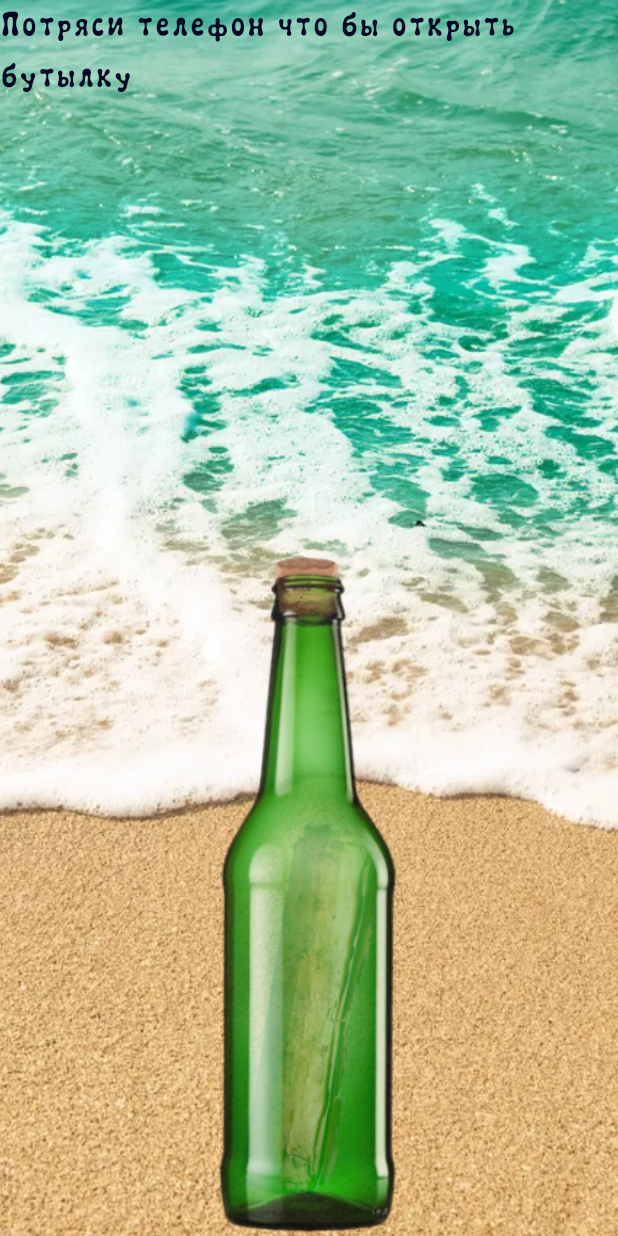
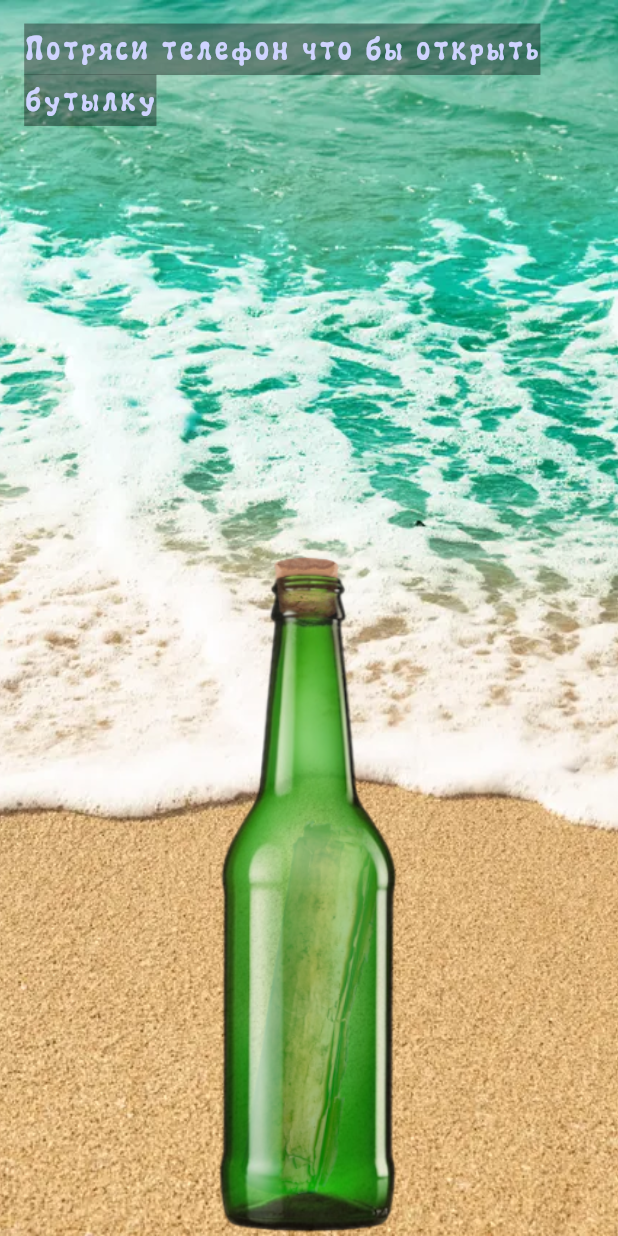
Before and after one commit to foxvirusMagister/KsushkinsBirthday, a Flutter app: the screen it shows after launch, on a phone screen of 412 x 824 dp. Run offline on Flutter 3.47's test engine with Material 3 defaults, Android fonts, the phone set to English and light mode, and no system bars; missing offline and left inert: shake.

```diff
--- a/lib/screens/greetings_screen.dart
+++ b/lib/screens/greetings_screen.dart
@@ -2,8 +2,11 @@ import 'package:flutter/material.dart';
 import 'package:shake/shake.dart';
 import 'dart:async';
 
-String text1 = "Привет, Ксюша, поздравляю тебя с днём рождения, хочу пожелать тебе, чтобы каждый день начинался с улыбки, рядом были только добрые люди, а сердце всегда знало, куда идти. Пусть сбываются мечты — даже те, о которых ты ещё никому не рассказывала. Оставайся такой же яркой, доброй и невероятной. Желаю тебе море поводов для радости, океан любви и горы денег. Пусть проблемы обходят стороной, настроение будет как после отпуска, а подруги — всегда на связи. Желаю тебе не бояться быть собой, смело идти к своим целям и помнить, что ты способна на всё. Пусть этот год станет временем больших возможностей, приятных перемен и искреннего счастья. Я горжусь тобой и всегда поддержу! Ты лучшая, и точка!";
-String text2 = "Yes";
+String text1 = "Привет, Ксюша, поздравляю тебя с днём рождения, хочу пожелать тебе, чтобы каждый день начинался с улыбки, рядом были только добрые люди, а сердце всегда знало, куда идти. Пусть сбываются мечты — даже те, о которых ты ещё никому не рассказывала. Оставайся такой же яркой, доброй и невероятной. Желаю тебе море поводов для радости, океан любви и горы денег. Пусть проблемы обходят стороной, настроение будет как после отпуска, а подруги — всегда на связи. Желаю тебе не бояться быть собой, смело идти к своим целям и помнить, что ты способна на всё. Пусть новая учеба станет временем больших возможностей, приятных перемен и искреннего счастья. Я горжусь тобой и всегда поддержу! Ты лучшая, и точка!(нажми что бы читать далее)";
+String text2 = "В самом начале лета, я и не думал, что этим летом найду поистине потрясающую подругу, если бы тогда Богдан не решил бы позвать меня погулять с вами, я бы так и остался бы сидеть дома, не знаю что бы щас было со мной если бы я выбрал другой ответ на его сообщение. Когда я пришёл на место встречи, и не обнаружив Богдана и Милю уж было подумал что бы пойти поесть шаурмы, но решил посидеть подольше, так как каждую минуту ожидал что они прийдут, и тут я заметил что какая то красивая девушка села на соседнюю лавку, тогда я подумал: ого, кто то так же как и я пришёл первее всех, через какое то время я начал предполагать что ты и есть третий неизвестный человек, что будет гулять с нами (нажми для 3 страницы)";
+String text3 = "Но я постеснялся просто так подойти узнать не ждёшь ли ты кого-то. После того как Богдан с Милей пришли, я подошёл к ним, и спросил не ты ли с нами тоже гуляешь, они ответили утвердительно, вот и так неловко мы познакомились. А теперь, спустя 47 дней, я пишу тебе цифровое письмо, в цифровом мире что создал что бы поздравить тебя, а так же рассказал тебе о себе то о чем боялся себе признаться. Ты очень приятный и интересный в общении человек, умеешь поддержать, умеешь слушать, умеешь задавать вопросы и интересоваться, я даже мечтать о таком не мог. Я надеюсь, тебе не тяжело живётся с таким титулом. Я очень рад, что встретил тебя и надеюсь что наше общение продолжится и дальше!. (как и в прошлый раз нажми)";
+String text4 = "Это приложение получилось не таким большим как я хотел, надеюсь тебя это не расстраивает, идея создать программу открытку-письмо, пришла ко мне еще недели 2 назад, поскольку я подумал раз ты решила нарисовать всякие прикольные картинки, то и я сделаю подарок из того что мне нравится(и получается лучше), в тот момент я придумывал концепт, и начал разработку недели полторы назад, всё это время я создавал это небольшое приложение, после разговоров с ИИ, я пришёл к теме моря и тому что бы получить письмо тебе нужно потрясти телефон, разработка была не без трудностей, как минимум надо было вспоминать как это всё работает) Ну на этом вроде всё, долго затягивать это не буду. Спойлер по подарку далее если хочешь)))";
+String text5 = "АГААААА! Бодро ты листнула) Ты думала что я так просто расскажу единственное ли это из того что я подготовил)00))))000???";
 
 
 class Letter extends StatefulWidget // widget of loading screen
@@ -141,12 +144,16 @@ class _Letter extends State<Letter>
         ),
         Align(
           alignment: .topCenter,
+          child: Padding(
+            padding: const EdgeInsets.all(16.0),
             child: Text(
               "Потряси телефон что бы открыть бутылку",
               style: TextStyle(
-              color: const Color.fromARGB(255, 7, 10, 36),
+                color: const Color.fromARGB(255, 207, 212, 255),
+                backgroundColor: const Color.fromARGB(96, 0, 0, 0),
                 fontFamily: "JulyMelt",
                 fontSize: 24
+              ),
               ),
           ),
         ),
@@ -163,24 +170,28 @@ class _Letter extends State<Letter>
                 width: MediaQuery.of(context).size.width,
                 height: MediaQuery.of(context).size.height,
                 child: Padding(
-                  padding: const EdgeInsets.all(100.0),
+                  padding: const EdgeInsets.all(50.0),
                   child: OutlinedButton(
                     style: ButtonStyle(
                       backgroundColor: WidgetStatePropertyAll(const Color.fromARGB(0, 0, 0, 0)),
                       foregroundColor: WidgetStatePropertyAll(const Color.fromARGB(0, 0, 0, 0)),
                       elevation: WidgetStatePropertyAll(0),
+                      side: WidgetStatePropertyAll(BorderSide.none),
                       shape: WidgetStatePropertyAll(BeveledRectangleBorder(borderRadius: BorderRadiusGeometry.all(Radius.zero)))
                     ),
                     onPressed: (){
+                      if (bottleOpacity == 1)
+                      {
                         setState(() {
                           page += 1;
                         });
+                      }
                     },
                     child: Text(
-                          page == 1 ? text1 : text2,
+                          page == 1 ? text1 : page == 2 ? text2 : page == 3 ? text3 : page == 4 ? text4 : text5,
                           style: TextStyle(
                             fontFamily: "Kosmos",
-                            fontSize: 18,
+                            fontSize: 16,
                             color: const Color.fromARGB(255, 46, 8, 30)
                           )
                         ),
```
Lines whose indentation alone changed are shown as unchanged.
